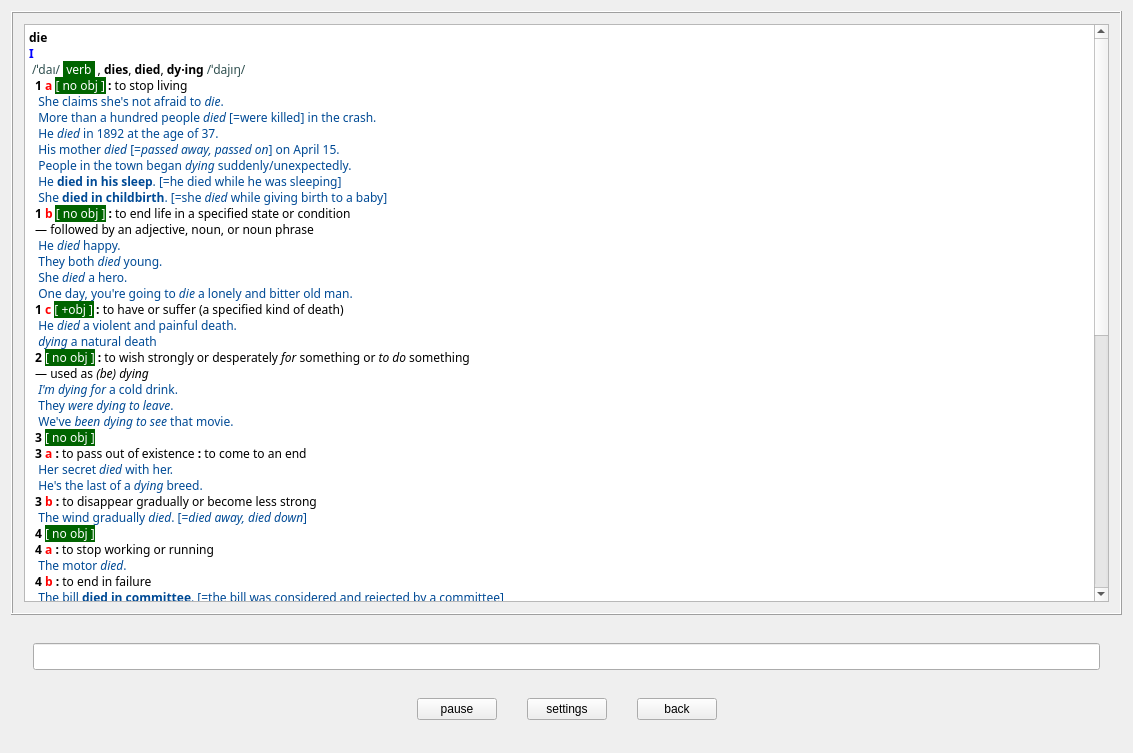
Above: MainDialog.ui from laviva-cs/Alldit before the change. Below: the same form after it.
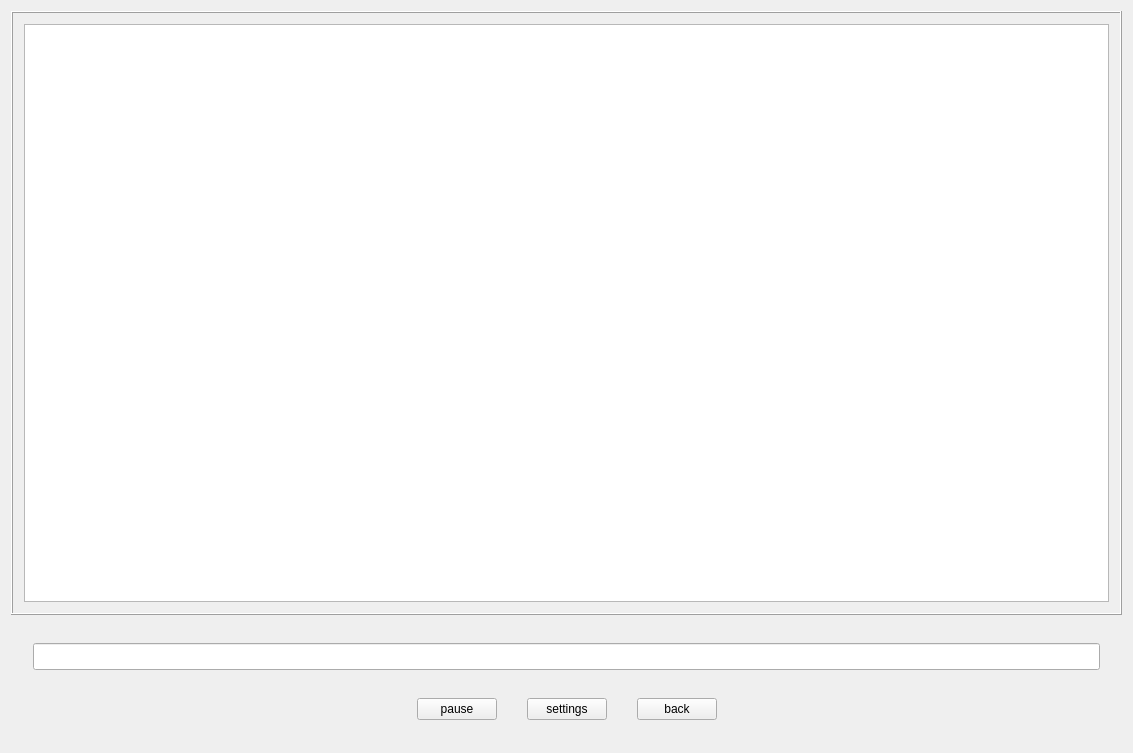
That is the form after the change.

Commit message:
HTML is selected for hierarchical rendering data representation. The colors are carefully picked for different parts of speech. The referred API is neither extendable nor complete. A new neat tree transformation based algorithm is applied for mappings from word entry XML to HTML rendering document.
Added more colors and fonts for even better UI
Hierarchical entry models done
Hierarchical rendering data representations done
Deleted define.py after testing

TODOs:
None

Patch:
```diff
--- a/MainDialog.ui
+++ b/MainDialog.ui
@@ -154,7 +154,7 @@
            </property>
            <layout class="QVBoxLayout" name="verticalLayout_5">
             <item>
-             <widget class="QTextEdit" name="textEdit">
+             <widget class="QTextBrowser" name="textBrowser">
               <property name="font">
                <font>
                 <family>微软雅黑</family>
@@ -165,7 +165,7 @@
 &lt;html&gt;&lt;head&gt;&lt;meta name=&quot;qrichtext&quot; content=&quot;1&quot; /&gt;&lt;style type=&quot;text/css&quot;&gt;
 p, li { white-space: pre-wrap; }
 &lt;/style&gt;&lt;/head&gt;&lt;body style=&quot; font-family:'微软雅黑'; font-size:9pt; font-weight:400; font-style:normal;&quot;&gt;
-&lt;p style=&quot; margin-top:0px; margin-bottom:0px; margin-left:0px; margin-right:0px; -qt-block-indent:0; text-indent:0px;&quot;&gt;&lt;a name=&quot;H1&quot;&gt;&lt;/a&gt;&lt;span style=&quot; font-family:'SimSun'; font-weight:600;&quot;&gt;d&lt;/span&gt;&lt;span style=&quot; font-family:'SimSun'; font-weight:600;&quot;&gt;ie&lt;/span&gt;&lt;span style=&quot; font-family:'SimSun';&quot;&gt;&lt;br /&gt;&lt;/span&gt;&lt;span style=&quot; font-family:'SimSun'; font-weight:600; color:#0000ff;&quot;&gt;I&lt;/span&gt;&lt;span style=&quot; font-family:'SimSun';&quot;&gt;&lt;br /&gt; &lt;/span&gt;&lt;span style=&quot; font-family:'SimSun'; color:#2f4f4f;&quot;&gt;/ˈdaı/&lt;/span&gt;&lt;span style=&quot; font-family:'SimSun';&quot;&gt; &lt;/span&gt;&lt;span style=&quot; font-family:'SimSun'; font-size:medium; color:#ffffff; background-color:#006400;&quot;&gt; verb &lt;/span&gt;&lt;span style=&quot; font-family:'SimSun';&quot;&gt; , &lt;/span&gt;&lt;span style=&quot; font-family:'SimSun'; font-weight:600;&quot;&gt;dies&lt;/span&gt;&lt;span style=&quot; font-family:'SimSun';&quot;&gt;, &lt;/span&gt;&lt;span style=&quot; font-family:'SimSun'; font-weight:600;&quot;&gt;died&lt;/span&gt;&lt;span style=&quot; font-family:'SimSun';&quot;&gt;, &lt;/span&gt;&lt;span style=&quot; font-family:'SimSun'; font-weight:600;&quot;&gt;dy·ing&lt;/span&gt;&lt;span style=&quot; font-family:'SimSun';&quot;&gt; &lt;/span&gt;&lt;span style=&quot; font-family:'SimSun'; color:#2f4f4f;&quot;&gt;/ˈdajıŋ/&lt;/span&gt;&lt;span style=&quot; font-family:'SimSun';&quot;&gt;&lt;br /&gt;  &lt;/span&gt;&lt;span style=&quot; font-family:'SimSun'; font-weight:600;&quot;&gt;1 &lt;/span&gt;&lt;span style=&quot; font-family:'SimSun'; font-weight:600; color:#ff0000;&quot;&gt;a&lt;/span&gt;&lt;span style=&quot; font-family:'SimSun';&quot;&gt; &lt;/span&gt;&lt;span style=&quot; font-family:'SimSun'; font-size:medium; color:#ffffff; background-color:#006400;&quot;&gt;[ no obj ]&lt;/span&gt;&lt;span style=&quot; font-family:'SimSun';&quot;&gt; &lt;/span&gt;&lt;span style=&quot; font-family:'SimSun'; font-weight:600;&quot;&gt;:&lt;/span&gt;&lt;span style=&quot; font-family:'SimSun';&quot;&gt; to stop living&lt;br /&gt;   &lt;/span&gt;&lt;span style=&quot; font-family:'SimSun'; color:#004a95;&quot;&gt;She claims she's not afraid to &lt;/span&gt;&lt;span style=&quot; font-family:'SimSun'; font-style:italic; color:#004a95;&quot;&gt;die&lt;/span&gt;&lt;span style=&quot; font-family:'SimSun'; color:#004a95;&quot;&gt;.&lt;/span&gt;&lt;span style=&quot; font-family:'SimSun';&quot;&gt;&lt;br /&gt;   &lt;/span&gt;&lt;span style=&quot; font-family:'SimSun'; color:#004a95;&quot;&gt;More than a hundred people &lt;/span&gt;&lt;span style=&quot; font-family:'SimSun'; font-style:italic; color:#004a95;&quot;&gt;died&lt;/span&gt;&lt;span style=&quot; font-family:'SimSun'; color:#004a95;&quot;&gt; [=were killed] in the crash.&lt;/span&gt;&lt;span style=&quot; font-family:'SimSun';&quot;&gt;&lt;br /&gt;   &lt;/span&gt;&lt;span style=&quot; font-family:'SimSun'; color:#004a95;&quot;&gt;He &lt;/span&gt;&lt;span style=&quot; font-family:'SimSun'; font-style:italic; color:#004a95;&quot;&gt;died&lt;/span&gt;&lt;span style=&quot; font-family:'SimSun'; color:#004a95;&quot;&gt; in 1892 at the age of 37.&lt;/span&gt;&lt;span style=&quot; font-family:'SimSun';&quot;&gt;&lt;br /&gt;   &lt;/span&gt;&lt;span style=&quot; font-family:'SimSun'; color:#004a95;&quot;&gt;His mother &lt;/span&gt;&lt;span style=&quot; font-family:'SimSun'; font-style:italic; color:#004a95;&quot;&gt;died&lt;/span&gt;&lt;span style=&quot; font-family:'SimSun'; color:#004a95;&quot;&gt; [=&lt;/span&gt;&lt;span style=&quot; font-family:'SimSun'; font-style:italic; color:#004a95;&quot;&gt;passed away, passed on&lt;/span&gt;&lt;span style=&quot; font-family:'SimSun'; color:#004a95;&quot;&gt;] on April 15.&lt;/span&gt;&lt;span style=&quot; font-family:'SimSun';&quot;&gt;&lt;br /&gt;   &lt;/span&gt;&lt;span style=&quot; font-family:'SimSun'; color:#004a95;&quot;&gt;People in the town began &lt;/span&gt;&lt;span style=&quot; font-family:'SimSun'; font-style:italic; color:#004a95;&quot;&gt;dying&lt;/span&gt;&lt;span style=&quot; font-family:'SimSun'; color:#004a95;&quot;&gt; suddenly/unexpectedly.&lt;/span&gt;&lt;span style=&quot; font-family:'SimSun';&quot;&gt;&lt;br /&gt;   &lt;/span&gt;&lt;span style=&quot; font-family:'SimSun'; color:#004a95;&quot;&gt;He &lt;/span&gt;&lt;span style=&quot; font-family:'SimSun'; font-weight:600; color:#004a95;&quot;&gt;died in his sleep&lt;/span&gt;&lt;span style=&quot; font-family:'SimSun'; color:#004a95;&quot;&gt;. [=he died while he was sleeping]&lt;/span&gt;&lt;span style=&quot; font-family:'SimSun';&quot;&gt;&lt;br /&gt;   &lt;/span&gt;&lt;span style=&quot; font-family:'SimSun'; color:#004a95;&quot;&gt;She &lt;/span&gt;&lt;span style=&quot; font-family:'SimSun'; font-weight:600; color:#004a95;&quot;&gt;died in childbirth&lt;/span&gt;&lt;span style=&quot; font-family:'SimSun'; color:#004a95;&quot;&gt;. [=she &lt;/span&gt;&lt;span style=&quot; font-family:'SimSun'; font-style:italic; color:#004a95;&quot;&gt;died&lt;/span&gt;&lt;span style=&quot; font-family:'SimSun'; color:#004a95;&quot;&gt; while giving birth to a baby]&lt;/span&gt;&lt;span style=&quot; font-family:'SimSun';&quot;&gt;&lt;br /&gt;  &lt;/span&gt;&lt;span style=&quot; font-family:'SimSun'; font-weight:600;&quot;&gt;1 &lt;/span&gt;&lt;span style=&quot; font-family:'SimSun'; font-weight:600; color:#ff0000;&quot;&gt;b&lt;/span&gt;&lt;span style=&quot; font-family:'SimSun';&quot;&gt; &lt;/span&gt;&lt;span style=&quot; font-family:'SimSun'; font-size:medium; color:#ffffff; background-color:#006400;&quot;&gt;[ no obj ]&lt;/span&gt;&lt;span style=&quot; font-family:'SimSun';&quot;&gt; &lt;/span&gt;&lt;span style=&quot; font-family:'SimSun'; font-weight:600;&quot;&gt;:&lt;/span&gt;&lt;span style=&quot; font-family:'SimSun';&quot;&gt; to end life in a specified state or condition&lt;br /&gt;  — followed by an adjective, noun, or noun phrase&lt;br /&gt;   &lt;/span&gt;&lt;span style=&quot; font-family:'SimSun'; color:#004a95;&quot;&gt;He &lt;/span&gt;&lt;span style=&quot; font-family:'SimSun'; font-style:italic; color:#004a95;&quot;&gt;died&lt;/span&gt;&lt;span style=&quot; font-family:'SimSun'; color:#004a95;&quot;&gt; happy.&lt;/span&gt;&lt;span style=&quot; font-family:'SimSun';&quot;&gt;&lt;br /&gt;   &lt;/span&gt;&lt;span style=&quot; font-family:'SimSun'; color:#004a95;&quot;&gt;They both &lt;/span&gt;&lt;span style=&quot; font-family:'SimSun'; font-style:italic; color:#004a95;&quot;&gt;died&lt;/span&gt;&lt;span style=&quot; font-family:'SimSun'; color:#004a95;&quot;&gt; young.&lt;/span&gt;&lt;span style=&quot; font-family:'SimSun';&quot;&gt;&lt;br /&gt;   &lt;/span&gt;&lt;span style=&quot; font-family:'SimSun'; color:#004a95;&quot;&gt;She &lt;/span&gt;&lt;span style=&quot; font-family:'SimSun'; font-style:italic; color:#004a95;&quot;&gt;died&lt;/span&gt;&lt;span style=&quot; font-family:'SimSun'; color:#004a95;&quot;&gt; a hero.&lt;/span&gt;&lt;span style=&quot; font-family:'SimSun';&quot;&gt;&lt;br /&gt;   &lt;/span&gt;&lt;span style=&quot; font-family:'SimSun'; color:#004a95;&quot;&gt;One day, you're going to &lt;/span&gt;&lt;span style=&quot; font-family:'SimSun'; font-style:italic; color:#004a95;&quot;&gt;die&lt;/span&gt;&lt;span style=&quot; font-family:'SimSun'; color:#004a95;&quot;&gt; a lonely and bitter old man.&lt;/span&gt;&lt;span style=&quot; font-family:'SimSun';&quot;&gt;&lt;br /&gt;  &lt;/span&gt;&lt;span style=&quot; font-family:'SimSun'; font-weight:600;&quot;&gt;1 &lt;/span&gt;&lt;span style=&quot; font-family:'SimSun'; font-weight:600; color:#ff0000;&quot;&gt;c&lt;/span&gt;&lt;span style=&quot; font-family:'SimSun';&quot;&gt; &lt;/span&gt;&lt;span style=&quot; font-family:'SimSun'; font-size:medium; color:#ffffff; background-color:#006400;&quot;&gt;[ +obj ]&lt;/span&gt;&lt;span style=&quot; font-family:'SimSun';&quot;&gt; &lt;/span&gt;&lt;span style=&quot; font-family:'SimSun'; font-weight:600;&quot;&gt;:&lt;/span&gt;&lt;span style=&quot; font-family:'SimSun';&quot;&gt; to have or suffer (a specified kind of death)&lt;br /&gt;   &lt;/span&gt;&lt;span style=&quot; font-family:'SimSun'; color:#004a95;&quot;&gt;He &lt;/span&gt;&lt;span style=&quot; font-family:'SimSun'; font-style:italic; color:#004a95;&quot;&gt;died&lt;/span&gt;&lt;span style=&quot; font-family:'SimSun'; color:#004a95;&quot;&gt; a violent and painful death.&lt;/span&gt;&lt;span style=&quot; font-family:'SimSun';&quot;&gt;&lt;br /&gt;   &lt;/span&gt;&lt;span style=&quot; font-family:'SimSun'; font-style:italic; color:#004a95;&quot;&gt;dying&lt;/span&gt;&lt;span style=&quot; font-family:'SimSun'; color:#004a95;&quot;&gt; a natural death&lt;/span&gt;&lt;span style=&quot; font-family:'SimSun';&quot;&gt;&lt;br /&gt;  &lt;/span&gt;&lt;span style=&quot; font-family:'SimSun'; font-weight:600;&quot;&gt;2&lt;/span&gt;&lt;span style=&quot; font-family:'SimSun';&quot;&gt; &lt;/span&gt;&lt;span style=&quot; font-family:'SimSun'; font-size:medium; color:#ffffff; background-color:#006400;&quot;&gt;[ no obj ]&lt;/span&gt;&lt;span style=&quot; font-family:'SimSun';&quot;&gt; &lt;/span&gt;&lt;span style=&quot; font-family:'SimSun'; font-weight:600;&quot;&gt;:&lt;/span&gt;&lt;span style=&quot; font-family:'SimSun';&quot;&gt; to wish strongly or desperately &lt;/span&gt;&lt;span style=&quot; font-family:'SimSun'; font-style:italic;&quot;&gt;for&lt;/span&gt;&lt;span style=&quot; font-family:'SimSun';&quot;&gt; something or &lt;/span&gt;&lt;span style=&quot; font-family:'SimSun'; font-style:italic;&quot;&gt;to do&lt;/span&gt;&lt;span style=&quot; font-family:'SimSun';&quot;&gt; something&lt;br /&gt;  — used as &lt;/span&gt;&lt;span style=&quot; font-family:'SimSun'; font-style:italic;&quot;&gt;(be) dying&lt;/span&gt;&lt;span style=&quot; font-family:'SimSun';&quot;&gt;&lt;br /&gt;   &lt;/span&gt;&lt;span style=&quot; font-family:'SimSun'; font-style:italic; color:#004a95;&quot;&gt;I'm dying for&lt;/span&gt;&lt;span style=&quot; font-family:'SimSun'; color:#004a95;&quot;&gt; a cold drink.&lt;/span&gt;&lt;span style=&quot; font-family:'SimSun';&quot;&gt;&lt;br /&gt;   &lt;/span&gt;&lt;span style=&quot; font-family:'SimSun'; color:#004a95;&quot;&gt;They &lt;/span&gt;&lt;span style=&quot; font-family:'SimSun'; font-style:italic; color:#004a95;&quot;&gt;were dying to leave&lt;/span&gt;&lt;span style=&quot; font-family:'SimSun'; color:#004a95;&quot;&gt;.&lt;/span&gt;&lt;span style=&quot; font-family:'SimSun';&quot;&gt;&lt;br /&gt;   &lt;/span&gt;&lt;span style=&quot; font-family:'SimSun'; color:#004a95;&quot;&gt;We've &lt;/span&gt;&lt;span style=&quot; font-family:'SimSun'; font-style:italic; color:#004a95;&quot;&gt;been dying to see&lt;/span&gt;&lt;span style=&quot; font-family:'SimSun'; color:#004a95;&quot;&gt; that movie.&lt;/span&gt;&lt;span style=&quot; font-family:'SimSun';&quot;&gt;&lt;br /&gt;  &lt;/span&gt;&lt;span style=&quot; font-family:'SimSun'; font-weight:600;&quot;&gt;3&lt;/span&gt;&lt;span style=&quot; font-family:'SimSun';&quot;&gt; &lt;/span&gt;&lt;span style=&quot; font-family:'SimSun'; font-size:medium; color:#ffffff; background-color:#006400;&quot;&gt;[ no obj ]&lt;/span&gt;&lt;span style=&quot; font-family:'SimSun';&quot;&gt;&lt;br /&gt;  &lt;/span&gt;&lt;span style=&quot; font-family:'SimSun'; font-weight:600;&quot;&gt;3 &lt;/span&gt;&lt;span style=&quot; font-family:'SimSun'; font-weight:600; color:#ff0000;&quot;&gt;a&lt;/span&gt;&lt;span style=&quot; font-family:'SimSun';&quot;&gt; &lt;/span&gt;&lt;span style=&quot; font-family:'SimSun'; font-weight:600;&quot;&gt;:&lt;/span&gt;&lt;span style=&quot; font-family:'SimSun';&quot;&gt; to pass out of existence &lt;/span&gt;&lt;span style=&quot; font-family:'SimSun'; font-weight:600;&quot;&gt;:&lt;/span&gt;&lt;span style=&quot; font-family:'SimSun';&quot;&gt; to come to an end&lt;br /&gt;   &lt;/span&gt;&lt;span style=&quot; font-family:'SimSun'; color:#004a95;&quot;&gt;Her secret &lt;/span&gt;&lt;span style=&quot; font-family:'SimSun'; font-style:italic; color:#004a95;&quot;&gt;died&lt;/span&gt;&lt;span style=&quot; font-family:'SimSun'; color:#004a95;&quot;&gt; with her.&lt;/span&gt;&lt;span style=&quot; font-family:'SimSun';&quot;&gt;&lt;br /&gt;   &lt;/span&gt;&lt;span style=&quot; font-family:'SimSun'; color:#004a95;&quot;&gt;He's the last of a &lt;/span&gt;&lt;span style=&quot; font-family:'SimSun'; font-style:italic; color:#004a95;&quot;&gt;dying&lt;/span&gt;&lt;span style=&quot; font-family:'SimSun'; color:#004a95;&quot;&gt; breed.&lt;/span&gt;&lt;span style=&quot; font-family:'SimSun';&quot;&gt;&lt;br /&gt;  &lt;/span&gt;&lt;span style=&quot; font-family:'SimSun'; font-weight:600;&quot;&gt;3 &lt;/span&gt;&lt;span style=&quot; font-family:'SimSun'; font-weight:600; color:#ff0000;&quot;&gt;b&lt;/span&gt;&lt;span style=&quot; font-family:'SimSun';&quot;&gt; &lt;/span&gt;&lt;span style=&quot; font-family:'SimSun'; font-weight:600;&quot;&gt;:&lt;/span&gt;&lt;span style=&quot; font-family:'SimSun';&quot;&gt; to disappear gradually or become less strong&lt;br /&gt;   &lt;/span&gt;&lt;span style=&quot; font-family:'SimSun'; color:#004a95;&quot;&gt;The wind gradually &lt;/span&gt;&lt;span style=&quot; font-family:'SimSun'; font-style:italic; color:#004a95;&quot;&gt;died&lt;/span&gt;&lt;span style=&quot; font-family:'SimSun'; color:#004a95;&quot;&gt;. [=&lt;/span&gt;&lt;span style=&quot; font-family:'SimSun'; font-style:italic; color:#004a95;&quot;&gt;died away, died down&lt;/span&gt;&lt;span style=&quot; font-family:'SimSun'; color:#004a95;&quot;&gt;]&lt;/span&gt;&lt;span style=&quot; font-family:'SimSun';&quot;&gt;&lt;br /&gt;  &lt;/span&gt;&lt;span style=&quot; font-family:'SimSun'; font-weight:600;&quot;&gt;4&lt;/span&gt;&lt;span style=&quot; font-family:'SimSun';&quot;&gt; &lt;/span&gt;&lt;span style=&quot; font-family:'SimSun'; font-size:medium; color:#ffffff; background-color:#006400;&quot;&gt;[ no obj ]&lt;/span&gt;&lt;span style=&quot; font-family:'SimSun';&quot;&gt;&lt;br /&gt;  &lt;/span&gt;&lt;span style=&quot; font-family:'SimSun'; font-weight:600;&quot;&gt;4 &lt;/span&gt;&lt;span style=&quot; font-family:'SimSun'; font-weight:600; color:#ff0000;&quot;&gt;a&lt;/span&gt;&lt;span style=&quot; font-family:'SimSun';&quot;&gt; &lt;/span&gt;&lt;span style=&quot; font-family:'SimSun'; font-weight:600;&quot;&gt;:&lt;/span&gt;&lt;span style=&quot; font-family:'SimSun';&quot;&gt; to stop working or running&lt;br /&gt;   &lt;/span&gt;&lt;span style=&quot; font-family:'SimSun'; color:#004a95;&quot;&gt;The motor &lt;/span&gt;&lt;span style=&quot; font-family:'SimSun'; font-style:italic; color:#004a95;&quot;&gt;died&lt;/span&gt;&lt;span style=&quot; font-family:'SimSun'; color:#004a95;&quot;&gt;.&lt;/span&gt;&lt;span style=&quot; font-family:'SimSun';&quot;&gt;&lt;br /&gt;  &lt;/span&gt;&lt;span style=&quot; font-family:'SimSun'; font-weight:600;&quot;&gt;4 &lt;/span&gt;&lt;span style=&quot; font-family:'SimSun'; font-weight:600; color:#ff0000;&quot;&gt;b&lt;/span&gt;&lt;span style=&quot; font-family:'SimSun';&quot;&gt; &lt;/span&gt;&lt;span style=&quot; font-family:'SimSun'; font-weight:600;&quot;&gt;:&lt;/span&gt;&lt;span style=&quot; font-family:'SimSun';&quot;&gt; to end in failure&lt;br /&gt;   &lt;/span&gt;&lt;span style=&quot; font-family:'SimSun'; color:#004a95;&quot;&gt;The bill &lt;/span&gt;&lt;span style=&quot; font-family:'SimSun'; font-weight:600; color:#004a95;&quot;&gt;died in committee&lt;/span&gt;&lt;span style=&quot; font-family:'SimSun'; color:#004a95;&quot;&gt;. [=the bill was considered and rejected by a committee]&lt;/span&gt;&lt;span style=&quot; font-family:'SimSun';&quot;&gt;&lt;br /&gt;  &lt;/span&gt;&lt;span style=&quot; font-family:'SimSun'; font-weight:600;&quot;&gt;die away&lt;/span&gt;&lt;span style=&quot; font-family:'SimSun';&quot;&gt; &lt;/span&gt;&lt;span style=&quot; font-family:'SimSun'; font-size:medium; color:#ffffff; background-color:#006400;&quot;&gt;[ phrasal verb ]&lt;/span&gt;&lt;span style=&quot; font-family:'SimSun';&quot;&gt;&lt;br /&gt;   &lt;/span&gt;&lt;span style=&quot; font-family:'SimSun'; font-weight:600;&quot;&gt;:&lt;/span&gt;&lt;span style=&quot; font-family:'SimSun';&quot;&gt; to disappear gradually or become less strong&lt;br /&gt;    &lt;/span&gt;&lt;span style=&quot; font-family:'SimSun'; color:#004a95;&quot;&gt;The echo slowly &lt;/span&gt;&lt;span style=&quot; font-family:'SimSun'; font-style:italic; color:#004a95;&quot;&gt;died away&lt;/span&gt;&lt;span style=&quot; font-family:'SimSun'; color:#004a95;&quot;&gt;.&lt;/span&gt;&lt;span style=&quot; font-family:'SimSun';&quot;&gt;&lt;br /&gt;  &lt;/span&gt;&lt;span style=&quot; font-family:'SimSun'; font-weight:600;&quot;&gt;die back&lt;/span&gt;&lt;span style=&quot; font-family:'SimSun';&quot;&gt; &lt;/span&gt;&lt;span style=&quot; font-family:'SimSun'; font-size:medium; color:#ffffff; background-color:#006400;&quot;&gt;[ phrasal verb ]&lt;/span&gt;&lt;span style=&quot; font-family:'SimSun';&quot;&gt;&lt;br /&gt;    &lt;/span&gt;&lt;span style=&quot; font-family:'SimSun'; font-size:medium; color:#ffffff; background-color:#006400;&quot;&gt; of a plant &lt;/span&gt;&lt;span style=&quot; font-family:'SimSun';&quot;&gt;  &lt;/span&gt;&lt;span style=&quot; font-family:'SimSun'; font-weight:600;&quot;&gt;:&lt;/span&gt;&lt;span style=&quot; font-family:'SimSun';&quot;&gt; to die in the parts that are above the ground but to remain alive in the roots&lt;br /&gt;    &lt;/span&gt;&lt;span style=&quot; font-family:'SimSun'; color:#004a95;&quot;&gt;The plant &lt;/span&gt;&lt;span style=&quot; font-family:'SimSun'; font-style:italic; color:#004a95;&quot;&gt;dies back&lt;/span&gt;&lt;span style=&quot; font-family:'SimSun'; color:#004a95;&quot;&gt; every winter and sends up new shoots each spring.&lt;/span&gt;&lt;span style=&quot; font-family:'SimSun';&quot;&gt;&lt;br /&gt;  &lt;/span&gt;&lt;span style=&quot; font-family:'SimSun'; font-weight:600;&quot;&gt;die down&lt;/span&gt;&lt;span style=&quot; font-family:'SimSun';&quot;&gt; &lt;/span&gt;&lt;span style=&quot; font-family:'SimSun'; font-size:medium; color:#ffffff; background-color:#006400;&quot;&gt;[ phrasal verb ]&lt;/span&gt;&lt;span style=&quot; font-family:'SimSun';&quot;&gt;&lt;br /&gt;   &lt;/span&gt;&lt;span style=&quot; font-family:'SimSun'; font-weight:600;&quot;&gt;:&lt;/span&gt;&lt;span style=&quot; font-family:'SimSun';&quot;&gt; to gradually become less strong&lt;br /&gt;    &lt;/span&gt;&lt;span style=&quot; font-family:'SimSun'; color:#004a95;&quot;&gt;The wind will &lt;/span&gt;&lt;span style=&quot; font-family:'SimSun'; font-style:italic; color:#004a95;&quot;&gt;die down&lt;/span&gt;&lt;span style=&quot; font-family:'SimSun'; color:#004a95;&quot;&gt; in the evening.&lt;/span&gt;&lt;span style=&quot; font-family:'SimSun';&quot;&gt;&lt;br /&gt;    &lt;/span&gt;&lt;span style=&quot; font-family:'SimSun'; color:#004a95;&quot;&gt;She waited for the noise to &lt;/span&gt;&lt;span style=&quot; font-family:'SimSun'; font-style:italic; color:#004a95;&quot;&gt;die down&lt;/span&gt;&lt;span style=&quot; font-family:'SimSun'; color:#004a95;&quot;&gt; before she started singing.&lt;/span&gt;&lt;span style=&quot; font-family:'SimSun';&quot;&gt;&lt;br /&gt;  &lt;/span&gt;&lt;span style=&quot; font-family:'SimSun'; font-weight:600;&quot;&gt;die hard&lt;/span&gt;&lt;span style=&quot; font-family:'SimSun';&quot;&gt;&lt;br /&gt;   &lt;/span&gt;&lt;span style=&quot; font-family:'SimSun'; font-weight:600;&quot;&gt;:&lt;/span&gt;&lt;span style=&quot; font-family:'SimSun';&quot;&gt; to take a long time to die or end &lt;/span&gt;&lt;span style=&quot; font-family:'SimSun'; font-weight:600;&quot;&gt;:&lt;/span&gt;&lt;span style=&quot; font-family:'SimSun';&quot;&gt; to continue for a long time&lt;br /&gt;    &lt;/span&gt;&lt;span style=&quot; font-family:'SimSun'; color:#004a95;&quot;&gt;Such rumors &lt;/span&gt;&lt;span style=&quot; font-family:'SimSun'; font-style:italic; color:#004a95;&quot;&gt;die hard&lt;/span&gt;&lt;span style=&quot; font-family:'SimSun'; color:#004a95;&quot;&gt;.&lt;/span&gt;&lt;span style=&quot; font-family:'SimSun';&quot;&gt;&lt;br /&gt;    &lt;/span&gt;&lt;span style=&quot; font-family:'SimSun'; color:#004a95;&quot;&gt;That kind of determination &lt;/span&gt;&lt;span style=&quot; font-family:'SimSun'; font-style:italic; color:#004a95;&quot;&gt;dies hard&lt;/span&gt;&lt;span style=&quot; font-family:'SimSun'; color:#004a95;&quot;&gt;.&lt;/span&gt;&lt;span style=&quot; font-family:'SimSun';&quot;&gt;&lt;br /&gt;    — see also &lt;/span&gt;&lt;a href=&quot;content://mdict.cn/entry/113/die-hard&quot;&gt;&lt;span style=&quot; font-family:'SimSun'; text-decoration: underline; color:#0000ff;&quot;&gt;die-hard&lt;/span&gt;&lt;/a&gt;&lt;span style=&quot; font-family:'SimSun';&quot;&gt;&lt;br /&gt;  &lt;/span&gt;&lt;span style=&quot; font-family:'SimSun'; font-weight:600;&quot;&gt;die in bed&lt;/span&gt;&lt;span style=&quot; font-family:'SimSun';&quot;&gt; (&lt;/span&gt;&lt;span style=&quot; font-family:'SimSun'; font-size:medium; color:#ffffff; background-color:#006400;&quot;&gt; or &lt;/span&gt;&lt;span style=&quot; font-family:'SimSun';&quot;&gt;  &lt;/span&gt;&lt;span style=&quot; font-family:'SimSun'; font-weight:600;&quot;&gt;die in your bed&lt;/span&gt;&lt;span style=&quot; font-family:'SimSun';&quot;&gt;)&lt;br /&gt;   &lt;/span&gt;&lt;span style=&quot; font-family:'SimSun'; font-weight:600;&quot;&gt;:&lt;/span&gt;&lt;span style=&quot; font-family:'SimSun';&quot;&gt; to die of disease or old age&lt;br /&gt;    &lt;/span&gt;&lt;span style=&quot; font-family:'SimSun'; color:#004a95;&quot;&gt;After a long and adventurous life, he ended up &lt;/span&gt;&lt;span style=&quot; font-family:'SimSun'; font-style:italic; color:#004a95;&quot;&gt;dying in his bed&lt;/span&gt;&lt;span style=&quot; font-family:'SimSun'; color:#004a95;&quot;&gt;.&lt;/span&gt;&lt;span style=&quot; font-family:'SimSun';&quot;&gt;&lt;br /&gt;  &lt;/span&gt;&lt;span style=&quot; font-family:'SimSun'; font-weight:600;&quot;&gt;die laughing&lt;/span&gt;&lt;span style=&quot; font-family:'SimSun';&quot;&gt;&lt;br /&gt;   &lt;/span&gt;&lt;span style=&quot; font-family:'SimSun'; font-size:medium; color:#ffffff; background-color:#006400;&quot;&gt; informal &lt;/span&gt;&lt;span style=&quot; font-family:'SimSun';&quot;&gt;  &lt;/span&gt;&lt;span style=&quot; font-family:'SimSun'; font-weight:600;&quot;&gt;:&lt;/span&gt;&lt;span style=&quot; font-family:'SimSun';&quot;&gt; to laugh for a long time in an uncontrollable way &lt;/span&gt;&lt;span style=&quot; font-family:'SimSun'; font-weight:600;&quot;&gt;:&lt;/span&gt;&lt;span style=&quot; font-family:'SimSun';&quot;&gt; to laugh very hard&lt;br /&gt;    &lt;/span&gt;&lt;span style=&quot; font-family:'SimSun'; color:#004a95;&quot;&gt;If the guys hear about this, they're going to &lt;/span&gt;&lt;span style=&quot; font-family:'SimSun'; font-style:italic; color:#004a95;&quot;&gt;die laughing&lt;/span&gt;&lt;span style=&quot; font-family:'SimSun'; color:#004a95;&quot;&gt;.&lt;/span&gt;&lt;span style=&quot; font-family:'SimSun';&quot;&gt;&lt;br /&gt;  &lt;/span&gt;&lt;span style=&quot; font-family:'SimSun'; font-weight:600;&quot;&gt;die of&lt;/span&gt;&lt;span style=&quot; font-family:'SimSun';&quot;&gt; &lt;/span&gt;&lt;span style=&quot; font-family:'SimSun'; font-size:medium; color:#ffffff; background-color:#006400;&quot;&gt; [phrasal verb] &lt;/span&gt;&lt;span style=&quot; font-family:'SimSun';&quot;&gt;&lt;br /&gt;   &lt;/span&gt;&lt;span style=&quot; font-family:'SimSun'; font-weight:600; font-style:italic;&quot;&gt;die of (something)&lt;/span&gt;&lt;span style=&quot; font-family:'SimSun';&quot;&gt; &lt;/span&gt;&lt;span style=&quot; font-family:'SimSun'; font-weight:600;&quot;&gt;:&lt;/span&gt;&lt;span style=&quot; font-family:'SimSun';&quot;&gt; to die because of (something)&lt;br /&gt;    &lt;/span&gt;&lt;span style=&quot; font-family:'SimSun'; color:#004a95;&quot;&gt;My uncle &lt;/span&gt;&lt;span style=&quot; font-family:'SimSun'; font-style:italic; color:#004a95;&quot;&gt;died of&lt;/span&gt;&lt;span style=&quot; font-family:'SimSun'; color:#004a95;&quot;&gt; cancer.&lt;/span&gt;&lt;span style=&quot; font-family:'SimSun';&quot;&gt;&lt;br /&gt;    &lt;/span&gt;&lt;span style=&quot; font-family:'SimSun'; color:#004a95;&quot;&gt;She &lt;/span&gt;&lt;span style=&quot; font-family:'SimSun'; font-style:italic; color:#004a95;&quot;&gt;died of&lt;/span&gt;&lt;span style=&quot; font-family:'SimSun'; color:#004a95;&quot;&gt; old age.&lt;/span&gt;&lt;span style=&quot; font-family:'SimSun';&quot;&gt;&lt;br /&gt;    &lt;/span&gt;&lt;span style=&quot; font-family:'SimSun'; color:#004a95;&quot;&gt;They say that he &lt;/span&gt;&lt;span style=&quot; font-family:'SimSun'; font-style:italic; color:#004a95;&quot;&gt;died of&lt;/span&gt;&lt;span style=&quot; font-family:'SimSun'; color:#004a95;&quot;&gt; a broken heart.&lt;/span&gt;&lt;span style=&quot; font-family:'SimSun';&quot;&gt;&lt;br /&gt;    &lt;/span&gt;&lt;span style=&quot; font-family:'SimSun'; color:#004a95;&quot;&gt;I almost &lt;/span&gt;&lt;span style=&quot; font-family:'SimSun'; font-style:italic; color:#004a95;&quot;&gt;died of&lt;/span&gt;&lt;span style=&quot; font-family:'SimSun'; color:#004a95;&quot;&gt; embarrassment. [=I was extremely embarrassed]&lt;/span&gt;&lt;span style=&quot; font-family:'SimSun';&quot;&gt;&lt;br /&gt;   ◇ People often say that they are &lt;/span&gt;&lt;span style=&quot; font-family:'SimSun'; font-weight:600;&quot;&gt;dying of&lt;/span&gt;&lt;span style=&quot; font-family:'SimSun';&quot;&gt; something that causes a lot of discomfort, distress, etc.&lt;br /&gt;    &lt;/span&gt;&lt;span style=&quot; font-family:'SimSun'; color:#004a95;&quot;&gt;Would you like some water? You must be &lt;/span&gt;&lt;span style=&quot; font-family:'SimSun'; font-style:italic; color:#004a95;&quot;&gt;dying of&lt;/span&gt;&lt;span style=&quot; font-family:'SimSun'; color:#004a95;&quot;&gt; thirst. [=you must be very thirsty]&lt;/span&gt;&lt;span style=&quot; font-family:'SimSun';&quot;&gt;&lt;br /&gt;    &lt;/span&gt;&lt;span style=&quot; font-family:'SimSun'; color:#004a95;&quot;&gt;We're all &lt;/span&gt;&lt;span style=&quot; font-family:'SimSun'; font-style:italic; color:#004a95;&quot;&gt;dying of&lt;/span&gt;&lt;span style=&quot; font-family:'SimSun'; color:#004a95;&quot;&gt; the heat. [=we're all very hot and uncomfortable]&lt;/span&gt;&lt;span style=&quot; font-family:'SimSun';&quot;&gt;&lt;br /&gt;   &lt;br /&gt;  &lt;/span&gt;&lt;span style=&quot; font-family:'SimSun'; font-weight:600;&quot;&gt;die off&lt;/span&gt;&lt;span style=&quot; font-family:'SimSun';&quot;&gt; &lt;/span&gt;&lt;span style=&quot; font-family:'SimSun'; font-size:medium; color:#ffffff; background-color:#006400;&quot;&gt; [phrasal verb] &lt;/span&gt;&lt;span style=&quot; font-family:'SimSun';&quot;&gt;&lt;br /&gt;   &lt;/span&gt;&lt;span style=&quot; font-family:'SimSun'; font-weight:600;&quot;&gt;:&lt;/span&gt;&lt;span style=&quot; font-family:'SimSun';&quot;&gt; to die one after another so that fewer and fewer are left&lt;br /&gt;    &lt;/span&gt;&lt;span style=&quot; font-family:'SimSun'; color:#004a95;&quot;&gt;The remaining members of her family gradually &lt;/span&gt;&lt;span style=&quot; font-family:'SimSun'; font-style:italic; color:#004a95;&quot;&gt;died off&lt;/span&gt;&lt;span style=&quot; font-family:'SimSun'; color:#004a95;&quot;&gt;.&lt;/span&gt;&lt;span style=&quot; font-family:'SimSun';&quot;&gt;&lt;br /&gt;    &lt;/span&gt;&lt;span style=&quot; font-family:'SimSun'; color:#004a95;&quot;&gt;The animals &lt;/span&gt;&lt;span style=&quot; font-family:'SimSun'; font-style:italic; color:#004a95;&quot;&gt;died off&lt;/span&gt;&lt;span style=&quot; font-family:'SimSun'; color:#004a95;&quot;&gt; one by one.&lt;/span&gt;&lt;span style=&quot; font-family:'SimSun';&quot;&gt;&lt;br /&gt;  &lt;/span&gt;&lt;span style=&quot; font-family:'SimSun'; font-weight:600;&quot;&gt;die on the vine&lt;/span&gt;&lt;span style=&quot; font-family:'SimSun';&quot;&gt;&lt;br /&gt;   &lt;/span&gt;&lt;span style=&quot; font-family:'SimSun'; font-size:medium; color:#ffffff; background-color:#006400;&quot;&gt; informal &lt;/span&gt;&lt;span style=&quot; font-family:'SimSun';&quot;&gt;  &lt;/span&gt;&lt;span style=&quot; font-family:'SimSun'; font-weight:600;&quot;&gt;:&lt;/span&gt;&lt;span style=&quot; font-family:'SimSun';&quot;&gt; to fail at an early stage because of a lack of support or enthusiasm&lt;br /&gt;    &lt;/span&gt;&lt;span style=&quot; font-family:'SimSun'; color:#004a95;&quot;&gt;Her plan to run for public office &lt;/span&gt;&lt;span style=&quot; font-family:'SimSun'; font-style:italic; color:#004a95;&quot;&gt;died on the vine&lt;/span&gt;&lt;span style=&quot; font-family:'SimSun'; color:#004a95;&quot;&gt;.&lt;/span&gt;&lt;span style=&quot; font-family:'SimSun';&quot;&gt;&lt;br /&gt;  &lt;/span&gt;&lt;span style=&quot; font-family:'SimSun'; font-weight:600;&quot;&gt;die out&lt;/span&gt;&lt;span style=&quot; font-family:'SimSun';&quot;&gt; &lt;/span&gt;&lt;span style=&quot; font-family:'SimSun'; font-size:medium; color:#ffffff; background-color:#006400;&quot;&gt;[ phrasal verb ]&lt;/span&gt;&lt;span style=&quot; font-family:'SimSun';&quot;&gt;&lt;br /&gt;   &lt;/span&gt;&lt;span style=&quot; font-family:'SimSun'; font-weight:600;&quot;&gt;:&lt;/span&gt;&lt;span style=&quot; font-family:'SimSun';&quot;&gt; to disappear gradually&lt;br /&gt;    &lt;/span&gt;&lt;span style=&quot; font-family:'SimSun'; color:#004a95;&quot;&gt;Like most fads, this one eventually &lt;/span&gt;&lt;span style=&quot; font-family:'SimSun'; font-style:italic; color:#004a95;&quot;&gt;died out&lt;/span&gt;&lt;span style=&quot; font-family:'SimSun'; color:#004a95;&quot;&gt;.&lt;/span&gt;&lt;span style=&quot; font-family:'SimSun';&quot;&gt;&lt;br /&gt;    &lt;/span&gt;&lt;span style=&quot; font-family:'SimSun'; color:#004a95;&quot;&gt;The disease gradually &lt;/span&gt;&lt;span style=&quot; font-family:'SimSun'; font-style:italic; color:#004a95;&quot;&gt;died out&lt;/span&gt;&lt;span style=&quot; font-family:'SimSun'; color:#004a95;&quot;&gt; over the last two generations.&lt;/span&gt;&lt;span style=&quot; font-family:'SimSun';&quot;&gt;&lt;br /&gt;    &lt;/span&gt;&lt;span style=&quot; font-family:'SimSun'; color:#004a95;&quot;&gt;Many more species are expected to &lt;/span&gt;&lt;span style=&quot; font-family:'SimSun'; font-style:italic; color:#004a95;&quot;&gt;die out&lt;/span&gt;&lt;span style=&quot; font-family:'SimSun'; color:#004a95;&quot;&gt; completely [=to become extinct] unless we do something to help.&lt;/span&gt;&lt;span style=&quot; font-family:'SimSun';&quot;&gt;&lt;br /&gt;  &lt;/span&gt;&lt;span style=&quot; font-family:'SimSun'; font-weight:600;&quot;&gt;never say die&lt;/span&gt;&lt;span style=&quot; font-family:'SimSun';&quot;&gt;&lt;br /&gt;    — used to encourage someone to continue something or to remain hopeful&lt;br /&gt;    &lt;/span&gt;&lt;span style=&quot; font-family:'SimSun'; color:#004a95;&quot;&gt;It doesn't look good for the team, but &lt;/span&gt;&lt;span style=&quot; font-family:'SimSun'; font-style:italic; color:#004a95;&quot;&gt;never say die&lt;/span&gt;&lt;span style=&quot; font-family:'SimSun'; color:#004a95;&quot;&gt;. [=but don't give up hope] They could pull off a miracle.&lt;/span&gt;&lt;span style=&quot; font-family:'SimSun';&quot;&gt;&lt;br /&gt;   &lt;br /&gt;  &lt;/span&gt;&lt;span style=&quot; font-family:'SimSun'; font-weight:600;&quot;&gt;to die for&lt;/span&gt;&lt;span style=&quot; font-family:'SimSun';&quot;&gt;&lt;br /&gt;   &lt;/span&gt;&lt;span style=&quot; font-family:'SimSun'; font-size:medium; color:#ffffff; background-color:#006400;&quot;&gt; informal &lt;/span&gt;&lt;span style=&quot; font-family:'SimSun';&quot;&gt;  &lt;/span&gt;&lt;span style=&quot; font-family:'SimSun'; font-weight:600;&quot;&gt;:&lt;/span&gt;&lt;span style=&quot; font-family:'SimSun';&quot;&gt; worth dying for &lt;/span&gt;&lt;span style=&quot; font-family:'SimSun'; font-weight:600;&quot;&gt;:&lt;/span&gt;&lt;span style=&quot; font-family:'SimSun';&quot;&gt; extremely desirable or appealing&lt;br /&gt;    &lt;/span&gt;&lt;span style=&quot; font-family:'SimSun'; color:#004a95;&quot;&gt;Dinner was nothing special, but the dessert was &lt;/span&gt;&lt;span style=&quot; font-family:'SimSun'; font-style:italic; color:#004a95;&quot;&gt;to die for&lt;/span&gt;&lt;span style=&quot; font-family:'SimSun'; color:#004a95;&quot;&gt;.&lt;/span&gt;&lt;span style=&quot; font-family:'SimSun';&quot;&gt;&lt;br /&gt;    &lt;/span&gt;&lt;span style=&quot; font-family:'SimSun'; color:#004a95;&quot;&gt;The apartment has a view &lt;/span&gt;&lt;span style=&quot; font-family:'SimSun'; font-style:italic; color:#004a95;&quot;&gt;to die for&lt;/span&gt;&lt;span style=&quot; font-family:'SimSun'; color:#004a95;&quot;&gt;. [=has a great view]&lt;/span&gt;&lt;span style=&quot; font-family:'SimSun';&quot;&gt;&lt;br /&gt;————————&lt;br /&gt;&lt;/span&gt;&lt;span style=&quot; font-family:'SimSun'; font-weight:600; color:#0000ff;&quot;&gt;II&lt;/span&gt;&lt;span style=&quot; font-family:'SimSun';&quot;&gt;&lt;br /&gt; &lt;/span&gt;&lt;span style=&quot; font-family:'SimSun'; color:#2f4f4f;&quot;&gt;/ˈdaı/&lt;/span&gt;&lt;span style=&quot; font-family:'SimSun';&quot;&gt; &lt;/span&gt;&lt;span style=&quot; font-family:'SimSun'; font-size:medium; color:#ffffff; background-color:#006400;&quot;&gt; noun &lt;/span&gt;&lt;span style=&quot; font-family:'SimSun';&quot;&gt;  &lt;/span&gt;&lt;span style=&quot; font-family:'SimSun'; font-size:medium; color:#ffffff; background-color:#006400;&quot;&gt;[ count ]&lt;/span&gt;&lt;span style=&quot; font-family:'SimSun';&quot;&gt;&lt;br /&gt;  &lt;/span&gt;&lt;span style=&quot; font-family:'SimSun'; font-weight:600;&quot;&gt;1&lt;/span&gt;&lt;span style=&quot; font-family:'SimSun';&quot;&gt; &lt;/span&gt;&lt;span style=&quot; font-family:'SimSun'; font-size:medium; color:#ffffff; background-color:#006400;&quot;&gt; pl &lt;/span&gt;&lt;span style=&quot; font-family:'SimSun';&quot;&gt;  &lt;/span&gt;&lt;span style=&quot; font-family:'SimSun'; font-weight:600;&quot;&gt;dice&lt;/span&gt;&lt;span style=&quot; font-family:'SimSun';&quot;&gt; &lt;/span&gt;&lt;span style=&quot; font-family:'SimSun'; color:#2f4f4f;&quot;&gt;/ˈdaıs/&lt;/span&gt;&lt;span style=&quot; font-family:'SimSun';&quot;&gt; &lt;/span&gt;&lt;span style=&quot; font-family:'SimSun'; font-weight:600;&quot;&gt;:&lt;/span&gt;&lt;span style=&quot; font-family:'SimSun';&quot;&gt; &lt;/span&gt;&lt;a href=&quot;content://mdict.cn/entry/113/dice&quot;&gt;&lt;span style=&quot; font-family:'SimSun'; text-decoration: underline; color:#0000ff;&quot;&gt;dice&lt;/span&gt;&lt;/a&gt;&lt;span style=&quot; font-family:'SimSun';&quot;&gt; 1, 1&lt;br /&gt;   &lt;/span&gt;&lt;span style=&quot; font-family:'SimSun'; color:#004a95;&quot;&gt;Each player throws/rolls one &lt;/span&gt;&lt;span style=&quot; font-family:'SimSun'; font-style:italic; color:#004a95;&quot;&gt;die&lt;/span&gt;&lt;span style=&quot; font-family:'SimSun'; color:#004a95;&quot;&gt;.&lt;/span&gt;&lt;span style=&quot; font-family:'SimSun';&quot;&gt;&lt;br /&gt;  &lt;/span&gt;&lt;span style=&quot; font-family:'SimSun'; font-weight:600;&quot;&gt;2&lt;/span&gt;&lt;span style=&quot; font-family:'SimSun';&quot;&gt; &lt;/span&gt;&lt;span style=&quot; font-family:'SimSun'; font-size:medium; color:#ffffff; background-color:#006400;&quot;&gt; pl &lt;/span&gt;&lt;span style=&quot; font-family:'SimSun';&quot;&gt;  &lt;/span&gt;&lt;span style=&quot; font-family:'SimSun'; font-weight:600;&quot;&gt;dies&lt;/span&gt;&lt;span style=&quot; font-family:'SimSun';&quot;&gt; &lt;/span&gt;&lt;span style=&quot; font-family:'SimSun'; color:#2f4f4f;&quot;&gt;/ˈdaız/&lt;/span&gt;&lt;span style=&quot; font-family:'SimSun';&quot;&gt; &lt;/span&gt;&lt;span style=&quot; font-family:'SimSun'; font-weight:600;&quot;&gt;:&lt;/span&gt;&lt;span style=&quot; font-family:'SimSun';&quot;&gt; a tool that is used for cutting, shaping, or stamping a material or an object&lt;br /&gt;  &lt;/span&gt;&lt;span style=&quot; font-family:'SimSun'; font-weight:600;&quot;&gt;the die is cast&lt;/span&gt;&lt;span style=&quot; font-family:'SimSun';&quot;&gt;&lt;br /&gt;    — used to say that a process or course of action has been started and that it cannot be stopped or changed&lt;br /&gt;    &lt;/span&gt;&lt;span style=&quot; font-family:'SimSun'; color:#004a95;&quot;&gt;Once we signed the contract, &lt;/span&gt;&lt;span style=&quot; font-family:'SimSun'; font-style:italic; color:#004a95;&quot;&gt;the die was cast&lt;/span&gt;&lt;span style=&quot; font-family:'SimSun'; color:#004a95;&quot;&gt;, and there was no turning back.&lt;/span&gt;&lt;span style=&quot; font-family:'SimSun';&quot;&gt;&lt;br /&gt;   &lt;br /&gt;&lt;/span&gt;&lt;/p&gt;&lt;/body&gt;&lt;/html&gt;</string>
+&lt;p style=&quot;-qt-paragraph-type:empty; margin-top:0px; margin-bottom:0px; margin-left:0px; margin-right:0px; -qt-block-indent:0; text-indent:0px;&quot;&gt;&lt;br /&gt;&lt;/p&gt;&lt;/body&gt;&lt;/html&gt;</string>
               </property>
              </widget>
             </item>
```
Left out of the diff: 22 changed lines with no effect on the pictures. The commit also changes 5 other files.
